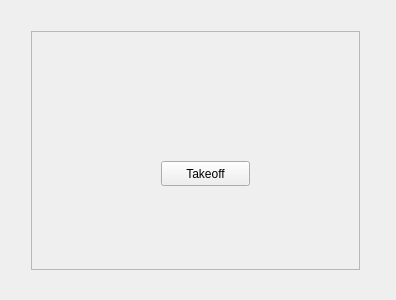
Before: the Qt Designer form resource/gcs_widget/widget.ui in icsl-Jeon/px4_code2, drawn with Qt 5.
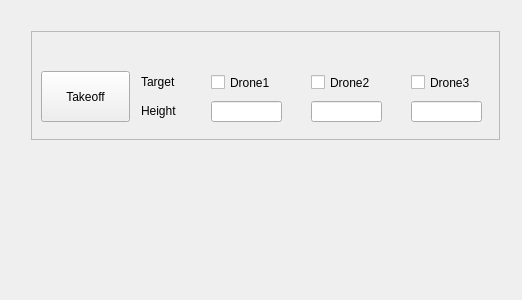
After: the same form once the commit is applied.

Patch:
```diff
--- a/resource/gcs_widget/widget.ui
+++ b/resource/gcs_widget/widget.ui
@@ -6,7 +6,7 @@
    <rect>
     <x>0</x>
     <y>0</y>
-    <width>396</width>
+    <width>522</width>
     <height>300</height>
    </rect>
   </property>
@@ -18,8 +18,8 @@
     <rect>
      <x>20</x>
      <y>20</y>
-     <width>351</width>
-     <height>261</height>
+     <width>491</width>
+     <height>131</height>
     </rect>
    </property>
    <layout class="QGridLayout" name="gridLayout">
@@ -34,16 +34,111 @@
       <widget class="QPushButton" name="pushButton_takeoff">
        <property name="geometry">
         <rect>
-         <x>130</x>
-         <y>130</y>
+         <x>10</x>
+         <y>40</y>
          <width>89</width>
-         <height>25</height>
+         <height>51</height>
         </rect>
        </property>
        <property name="text">
         <string>Takeoff</string>
        </property>
       </widget>
+      <widget class="QCheckBox" name="checkBox_1">
+       <property name="geometry">
+        <rect>
+         <x>180</x>
+         <y>40</y>
+         <width>92</width>
+         <height>23</height>
+        </rect>
+       </property>
+       <property name="text">
+        <string>Drone1</string>
+       </property>
+      </widget>
+      <widget class="QCheckBox" name="checkBox_2">
+       <property name="geometry">
+        <rect>
+         <x>280</x>
+         <y>40</y>
+         <width>92</width>
+         <height>23</height>
+        </rect>
+       </property>
+       <property name="text">
+        <string>Drone2</string>
+       </property>
+      </widget>
+      <widget class="QCheckBox" name="checkBox_3">
+       <property name="geometry">
+        <rect>
+         <x>380</x>
+         <y>40</y>
+         <width>92</width>
+         <height>23</height>
+        </rect>
+       </property>
+       <property name="text">
+        <string>Drone3</string>
+       </property>
+      </widget>
+      <widget class="QLineEdit" name="lineEdit">
+       <property name="geometry">
+        <rect>
+         <x>180</x>
+         <y>70</y>
+         <width>71</width>
+         <height>21</height>
+        </rect>
+       </property>
+      </widget>
+      <widget class="QLineEdit" name="lineEdit_2">
+       <property name="geometry">
+        <rect>
+         <x>280</x>
+         <y>70</y>
+         <width>71</width>
+         <height>21</height>
+        </rect>
+       </property>
+      </widget>
+      <widget class="QLineEdit" name="lineEdit_3">
+       <property name="geometry">
+        <rect>
+         <x>380</x>
+         <y>70</y>
+         <width>71</width>
+         <height>21</height>
+        </rect>
+       </property>
+      </widget>
+      <widget class="QLabel" name="label">
+       <property name="geometry">
+        <rect>
+         <x>110</x>
+         <y>41</y>
+         <width>67</width>
+         <height>20</height>
+        </rect>
+       </property>
+       <property name="text">
+        <string>Target</string>
+       </property>
+      </widget>
+      <widget class="QLabel" name="label_2">
+       <property name="geometry">
+        <rect>
+         <x>110</x>
+         <y>70</y>
+         <width>67</width>
+         <height>20</height>
+        </rect>
+       </property>
+       <property name="text">
+        <string>Height</string>
+       </property>
+      </widget>
      </widget>
     </item>
    </layout>
```
